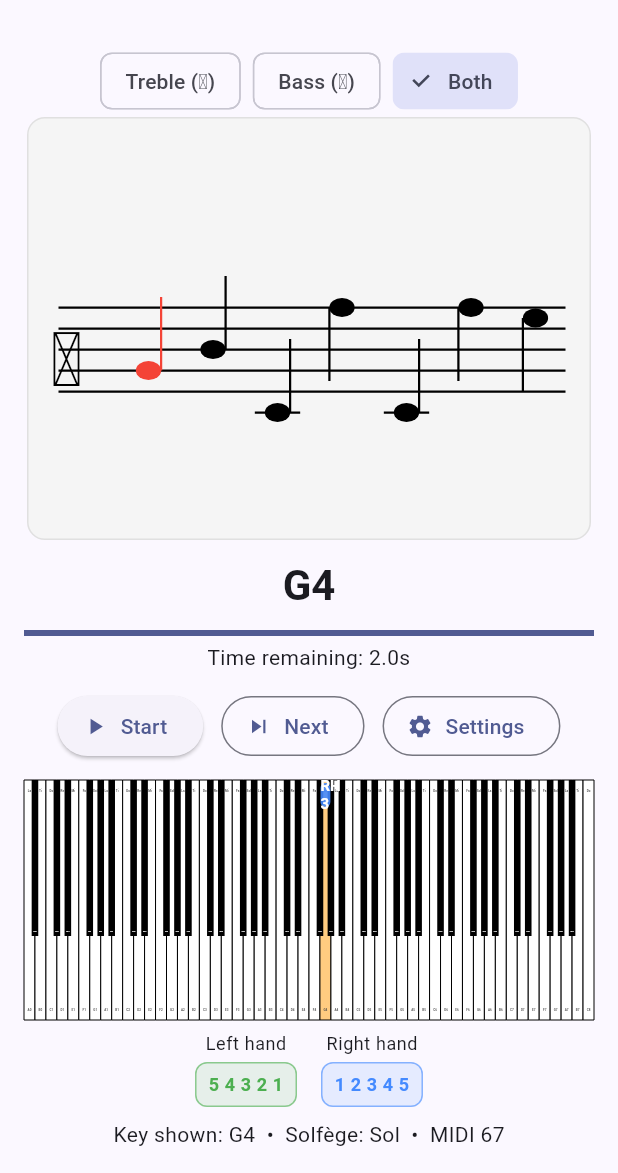
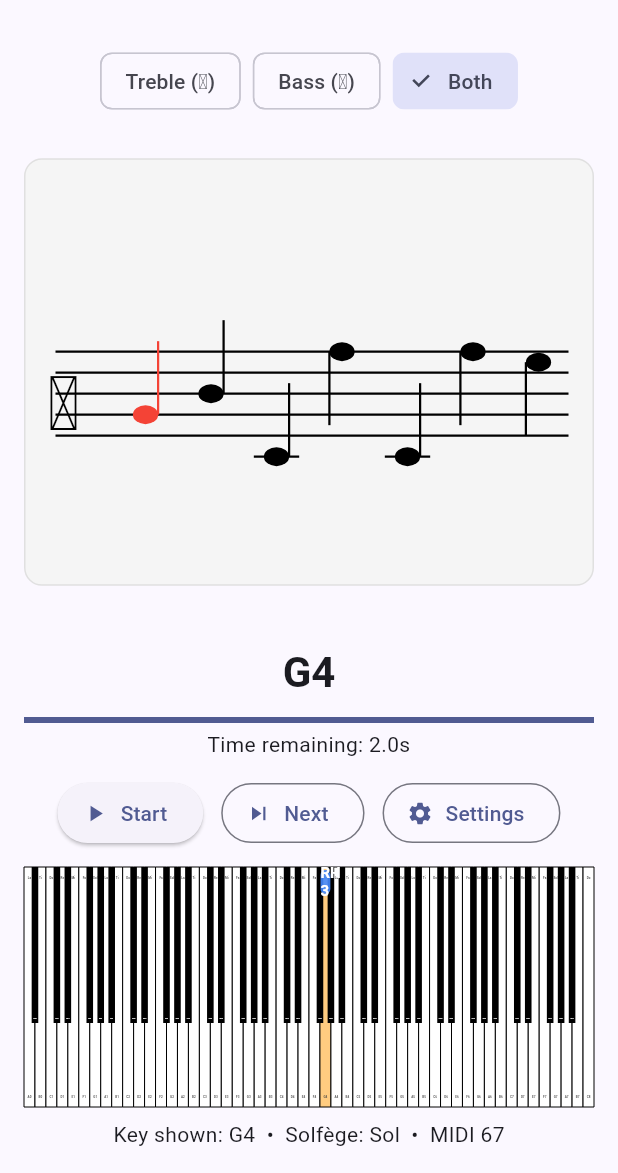
Before and after one commit to tannpv/piano-note-practice, a Flutter app: the screen it shows after launch, on a phone screen of 412 x 824 dp, the part 63-1236 px from its top. Run offline on Flutter 3.47's test engine with Material 3 defaults, Android fonts, the phone set to English and light mode, and no system bars; our stand-ins replace audioplayers, shared_preferences.

Commit message:
Revert "feat: add hands legend for finger numbers"
This reverts commit 1a4ad8ed5550609212bea17728386be60ae089c7.

```diff
--- a/lib/screens/practice_screen.dart
+++ b/lib/screens/practice_screen.dart
@@ -7,7 +7,6 @@ import '../services/practice_controller.dart';
 import '../widgets/duration_progress.dart';
 import '../widgets/piano_keyboard.dart';
 import '../widgets/staff_view.dart';
-import '../widgets/hands_legend.dart';
 import 'settings_screen.dart';
 
 class PracticeScreen extends StatelessWidget {
@@ -108,10 +107,6 @@ class PracticeScreen extends StatelessWidget {
                   showFingerHints: controller.settings.showFingerHints,
                 ),
               ),
-            if (controller.settings.showFingerHints) ...[
-              const SizedBox(height: 8),
-              const HandsLegend(),
-            ],
             if (note != null) ...[
               const SizedBox(height: 8),
               Text(
--- a/lib/widgets/hands_legend.dart
+++ /dev/null
@@ -1,62 +0,0 @@
-import 'package:flutter/material.dart';
-
-class HandsLegend extends StatelessWidget {
-  const HandsLegend({super.key});
-
-  @override
-  Widget build(BuildContext context) {
-    return Row(
-      mainAxisAlignment: MainAxisAlignment.center,
-      children: const [
-        _HandLegend(
-          label: 'Left hand',
-          color: Colors.green,
-          fingerOrder: '5 4 3 2 1',
-        ),
-        SizedBox(width: 16),
-        _HandLegend(
-          label: 'Right hand',
-          color: Colors.blueAccent,
-          fingerOrder: '1 2 3 4 5',
-        ),
-      ],
-    );
-  }
-}
-
-class _HandLegend extends StatelessWidget {
-  const _HandLegend({
-    required this.label,
-    required this.color,
-    required this.fingerOrder,
-  });
-
-  final String label;
-  final Color color;
-  final String fingerOrder;
-
-  @override
-  Widget build(BuildContext context) {
-    return Column(
-      children: [
-        Text(label, style: Theme.of(context).textTheme.bodySmall),
-        const SizedBox(height: 4),
-        Container(
-          padding: const EdgeInsets.symmetric(horizontal: 8, vertical: 6),
-          decoration: BoxDecoration(
-            color: color.withValues(alpha: 0.12),
-            borderRadius: BorderRadius.circular(8),
-            border: Border.all(color: color.withValues(alpha: 0.6)),
-          ),
-          child: Text(
-            fingerOrder,
-            style: Theme.of(context)
-                .textTheme
-                .bodySmall
-                ?.copyWith(color: color, fontWeight: FontWeight.w700),
-          ),
-        ),
-      ],
-    );
-  }
-}
```
